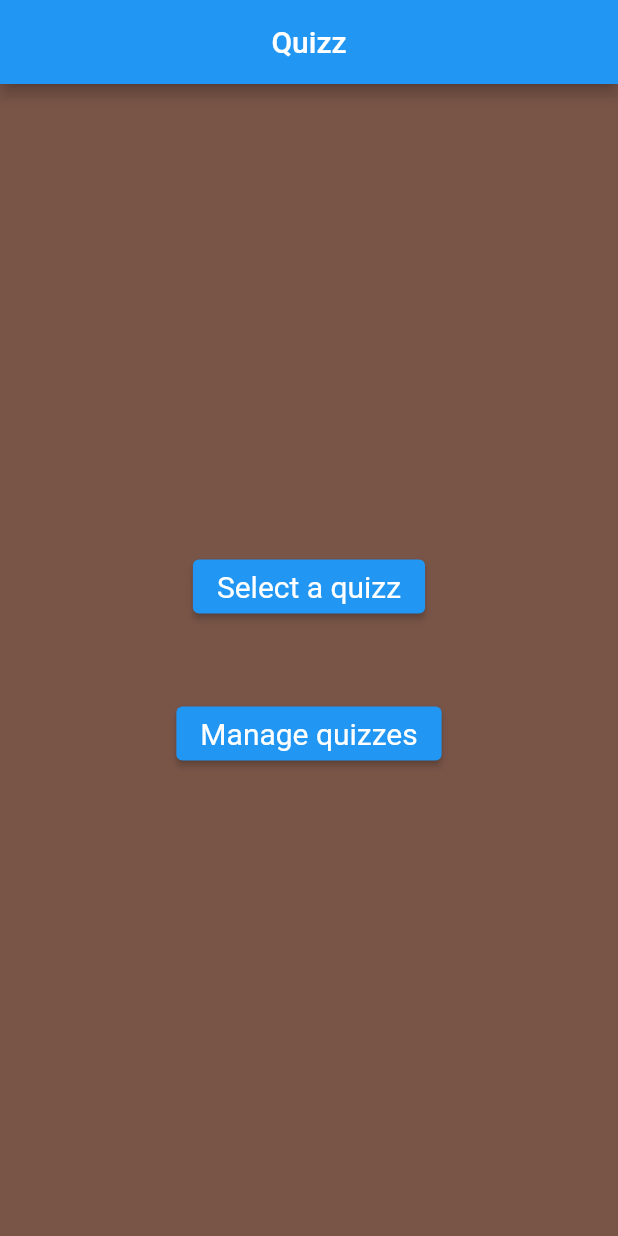
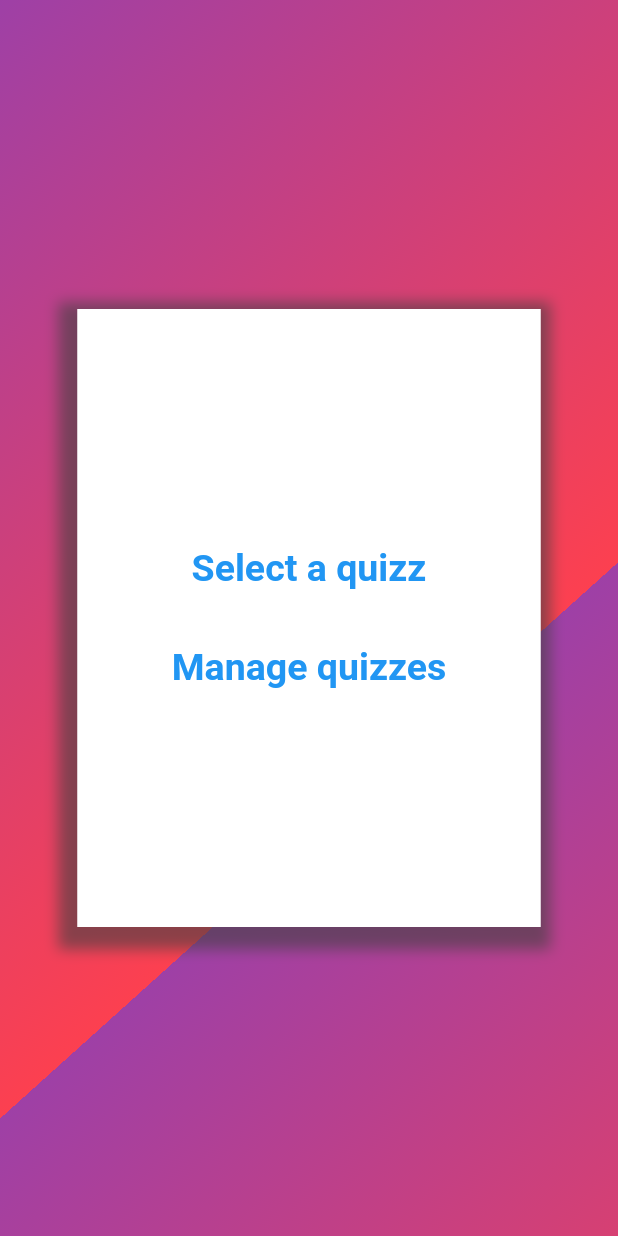
Before and after one commit to lucas-987/quizz_flutter, a Flutter app: the screen it shows after launch, on a phone screen of 412 x 824 dp. Run offline on Flutter 3.47's test engine with Material 2 defaults, Android fonts, the phone set to English and light mode, and no system bars; our stand-ins replace sqflite; accounts and stored records are empty.

Commit message:
#4 : design improvements

```diff
--- a/lib/views/home_view.dart
+++ b/lib/views/home_view.dart
@@ -10,25 +10,51 @@ class HomeView extends WidgetView<HomeWidget, HomeController> {
 
   @override
   Widget build(BuildContext context) {
-    ElevatedButton selectQuizzButton = ElevatedButton(
+    TextButton selectQuizzButton = TextButton(
       child: const Text("Select a quizz", textDirection: TextDirection.ltr,),
-      style: ElevatedButton.styleFrom(textStyle: TextStyle(fontSize: 20)),
+      style: TextButton.styleFrom(textStyle: TextStyle(fontSize: 25, fontWeight: FontWeight.bold)),
       onPressed: () => state.selectQuizzButtonPressed(context),
     );
 
-    ElevatedButton manageQuizzButton = ElevatedButton(
+    TextButton manageQuizzButton = TextButton(
       child: const Text("Manage quizzes", textDirection: TextDirection.ltr,),
-      style: ElevatedButton.styleFrom(textStyle: TextStyle(fontSize: 20)),
+      style: TextButton.styleFrom(textStyle: TextStyle(fontSize: 25, fontWeight: FontWeight.bold)),
       onPressed: state.manageQuizzesButtonPressed,
     );
 
-    return Scaffold(
-      appBar: AppBar(
-        centerTitle: true,
-        title: const Text("Quizz"),
+    return Stack(
+      children: [
+        Container(
+          decoration: const BoxDecoration(
+            gradient: LinearGradient(
+                begin: Alignment.topLeft,
+                end: Alignment(0.8, 0.0),
+                colors: [
+                  Color.fromRGBO(158, 64, 166, 1),
+                  Color.fromRGBO(252, 64, 80, 1),
+                ],
+                tileMode: TileMode.repeated
+            )
           ),
-      body: Container(
-        color: Colors.brown,
+        ),
+
+        Positioned(
+          top: 0.25 * MediaQuery.of(context).size.height,
+          right: 0.125 * MediaQuery.of(context).size.width,
+          child: Container(
+              decoration: const BoxDecoration(
+                  color: Colors.white,
+                  boxShadow: [
+                    BoxShadow(
+                        color: Color.fromRGBO(64, 64, 64, 0.6),
+                        spreadRadius: 10,
+                        blurRadius: 7,
+                        offset: Offset(-3, 5)
+                    )
+                  ]
+              ),
+              width: 0.75 * MediaQuery.of(context).size.width,
+              height: 0.5 * MediaQuery.of(context).size.height,
               child: Center(
                   child: Column(
                     mainAxisAlignment: MainAxisAlignment.center,
@@ -37,14 +63,16 @@ class HomeView extends WidgetView<HomeWidget, HomeController> {
                       Center(
                         child: selectQuizzButton,
                       ),
-              SizedBox(height: 50),
+                      SizedBox(height: 18),
                       Center(
                           child: manageQuizzButton
                       )
                     ],
                   )
               )
-      )
+          ),
+        ),
+      ],
     );
   }
 
--- a/lib/views/management/question/add_question_form_choices_view.dart
+++ b/lib/views/management/question/add_question_form_choices_view.dart
@@ -21,6 +21,12 @@ class AddQuestionFormChoicesView extends WidgetView<AddQuestionFormChoicesWidget
                 key: Key("$i"),
                 background: Container(color: Colors.red),
                 child: ListTile(
+                  leading: Column(
+                    mainAxisAlignment: MainAxisAlignment.center,
+                    children: [
+                      const Icon(Icons.dehaze)
+                    ],
+                  ),
                   contentPadding: EdgeInsets.fromLTRB(20, 0, 20, 0),
                   title: TextFormField(
                     controller: TextTools.newTextEditingController(this.widget.choices[i]),
--- a/lib/widgets/game/play/game_question_widget.dart
+++ b/lib/widgets/game/play/game_question_widget.dart
@@ -7,7 +7,10 @@ class GameQuestionWidget extends StatefulWidget {
   int currentQuestionNb;
   int nbQuestions;
 
-  GameQuestionWidget(this.question, this.currentQuestionNb, this.nbQuestions, {Key? key}) : super(key: key);
+  void Function() nextClicked;
+  void Function() showAnswerClicked;
+
+  GameQuestionWidget(this.question, this.currentQuestionNb, this.nbQuestions, this.nextClicked, this.showAnswerClicked, {Key? key}) : super(key: key);
 
   @override
   GameQuestionController createState() => GameQuestionController();
--- a/lib/widgets/management/quizz/quizz_management_widget.dart
+++ b/lib/widgets/management/quizz/quizz_management_widget.dart
@@ -3,6 +3,8 @@ import 'package:quizz/controllers/management/quizz/quizz_management_controller.d
 
 class QuizzManagementWidget extends StatefulWidget {
 
+  QuizzManagementWidget({Key? key}) : super(key: key);
+
   @override
   QuizzManagementController createState() => QuizzManagementController();
 }
```
Also changed, not shown: lib/controllers/game/play/game_choice_controller.dart (added, +11 -0 lines), lib/views/game/play/game_choice_view.dart (added, +39 -0 lines), lib/views/game/play/game_question_view.dart (+62 -3 lines), lib/views/game/play/game_score_view.dart (+71 -3 lines), lib/views/game/play/game_view.dart (+17 -12 lines), lib/widgets/game/play/game_choice_widget.dart (added, +14 -0 lines). Lines whose indentation alone changed are shown as unchanged.
